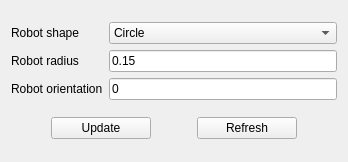
First picture: the form in stdr_gui/ui/robotProperties.ui, repository stdr-simulator-ros-pkg/stdr_simulator, before the edit.
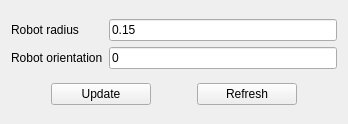
Second picture: the form after the edit.

Diff of the .ui file:
```diff
--- a/stdr_gui/ui/robotProperties.ui
+++ b/stdr_gui/ui/robotProperties.ui
@@ -7,7 +7,7 @@
     <x>0</x>
     <y>0</y>
     <width>348</width>
-    <height>162</height>
+    <height>124</height>
    </rect>
   </property>
   <property name="windowTitle">
@@ -16,44 +16,28 @@
   <layout class="QGridLayout" name="gridLayout_2">
    <item row="0" column="0">
     <layout class="QGridLayout" name="gridLayout">
-     <item row="0" column="0">
-      <widget class="QLabel" name="label">
-       <property name="text">
-        <string>Robot shape</string>
-       </property>
-      </widget>
-     </item>
      <item row="0" column="1">
-      <widget class="QComboBox" name="comboBox">
-       <item>
-        <property name="text">
-         <string>Circle</string>
-        </property>
-       </item>
-      </widget>
-     </item>
-     <item row="1" column="1">
       <widget class="QLineEdit" name="robotRadius">
        <property name="text">
         <string>0.15</string>
        </property>
       </widget>
      </item>
-     <item row="2" column="0">
+     <item row="1" column="0">
       <widget class="QLabel" name="label_3">
        <property name="text">
         <string>Robot orientation</string>
        </property>
       </widget>
      </item>
-     <item row="1" column="0">
+     <item row="0" column="0">
       <widget class="QLabel" name="label_2">
        <property name="text">
         <string>Robot radius</string>
        </property>
       </widget>
      </item>
-     <item row="2" column="1">
+     <item row="1" column="1">
       <widget class="QLineEdit" name="robotOrientation">
        <property name="text">
         <string>0</string>
```
Left out of the diff: 1 changed line with no effect on the pictures.
